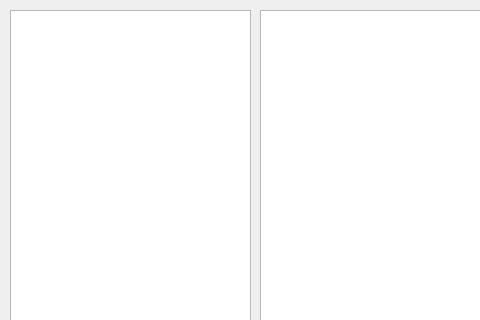
This is src/chat.ui in DRJ31/DCS-Project as Qt 5 draws it before an edit; both pictures show x 0 to 480 and y 0 to 320 of the 875 by 665 pixel window. The edited form follows.
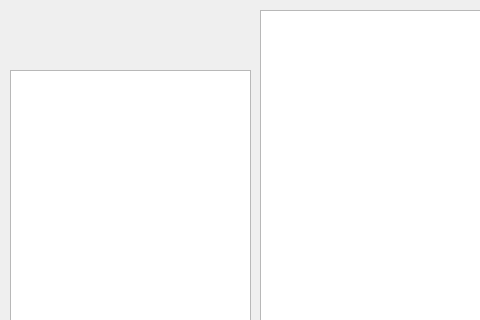
This is the edited form. Icons and pictures are not drawn.

Commit message: New UI with user's avatar and username

The edit to the form file:
```diff
--- a/src/chat.ui
+++ b/src/chat.ui
@@ -80,12 +80,38 @@
    <property name="geometry">
     <rect>
      <x>10</x>
-     <y>10</y>
+     <y>70</y>
      <width>241</width>
-     <height>611</height>
+     <height>551</height>
     </rect>
    </property>
   </widget>
+  <widget class="QLabel" name="label">
+   <property name="geometry">
+    <rect>
+     <x>10</x>
+     <y>10</y>
+     <width>61</width>
+     <height>51</height>
+    </rect>
+   </property>
+   <property name="text">
+    <string/>
+   </property>
+  </widget>
+  <widget class="QLabel" name="label_2">
+   <property name="geometry">
+    <rect>
+     <x>90</x>
+     <y>10</y>
+     <width>161</width>
+     <height>51</height>
+    </rect>
+   </property>
+   <property name="text">
+    <string/>
+   </property>
+  </widget>
  </widget>
  <resources/>
  <connections/>
```
